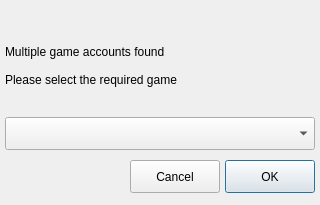
Above: PyLotROLauncher/ui/winSelectAccount.ui from JuneStepp/OneLauncher before the change. Below: the same form after it.
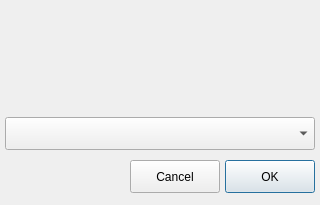
That is the form after the change.

Diff of the .ui file:
```diff
--- a/PyLotROLauncher/ui/winSelectAccount.ui
+++ b/PyLotROLauncher/ui/winSelectAccount.ui
@@ -29,9 +29,7 @@
     </rect>
    </property>
    <property name="text">
-    <string notr="true">Multiple game accounts found
-
-Please select the required game</string>
+    <string notr="true"/>
    </property>
   </widget>
   <widget class="QComboBox" name="comboBox">
```
